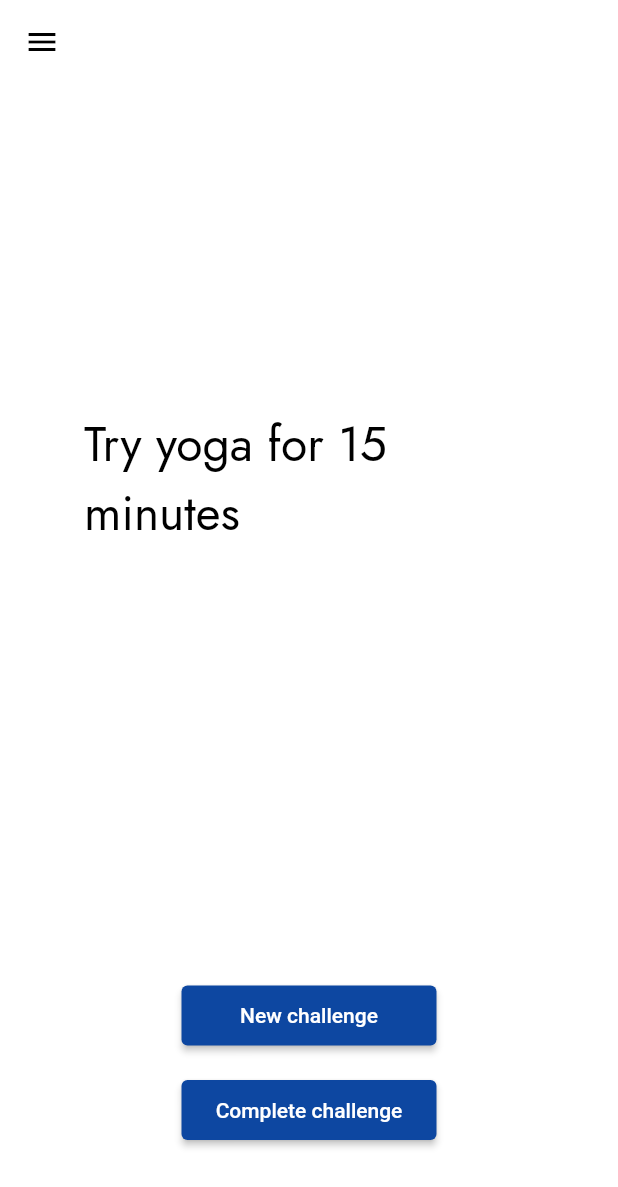
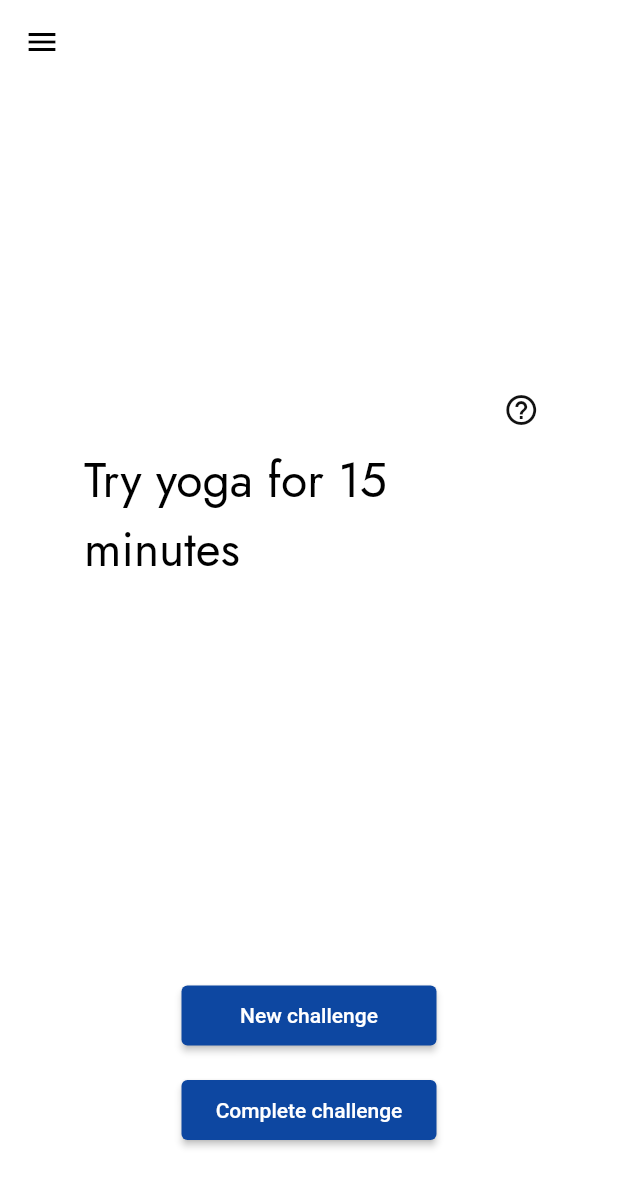
Before and after one commit to chalvikves/ChallengeApp, a Flutter app: the screen it shows after launch, on a phone screen of 412 x 824 dp. Shown: the top 1187 px of the screen. Run offline on Flutter 3.47's test engine with Material 2 defaults, Android fonts, the phone set to English and light mode, and no system bars; our stand-ins replace auto_route, flutter_calendar_carousel, get_it, google_fonts, injectable, shared_preferences and 2 more; missing offline and left inert: stacked_hooks.

Commit message:
Added help button without function

```diff
--- a/lib/views/home.dart
+++ b/lib/views/home.dart
@@ -125,6 +125,24 @@ class HomeView extends StatelessWidget {
           children: [
             const Spacer(),
             Row(
+              mainAxisAlignment: MainAxisAlignment.end,
+              children: [
+                const Spacer(
+                  flex: 8,
+                ),
+                IconButton(
+                  onPressed: () => print('test'),
+                  icon: Icon(
+                    Icons.help_outline,
+                    color: Theme.of(context).focusColor,
+                  ),
+                ),
+                const Spacer(
+                  flex: 1,
+                ),
+              ],
+            ),
+            Row(
               mainAxisAlignment: MainAxisAlignment.center,
               children: [
                 SizedBox(
```
